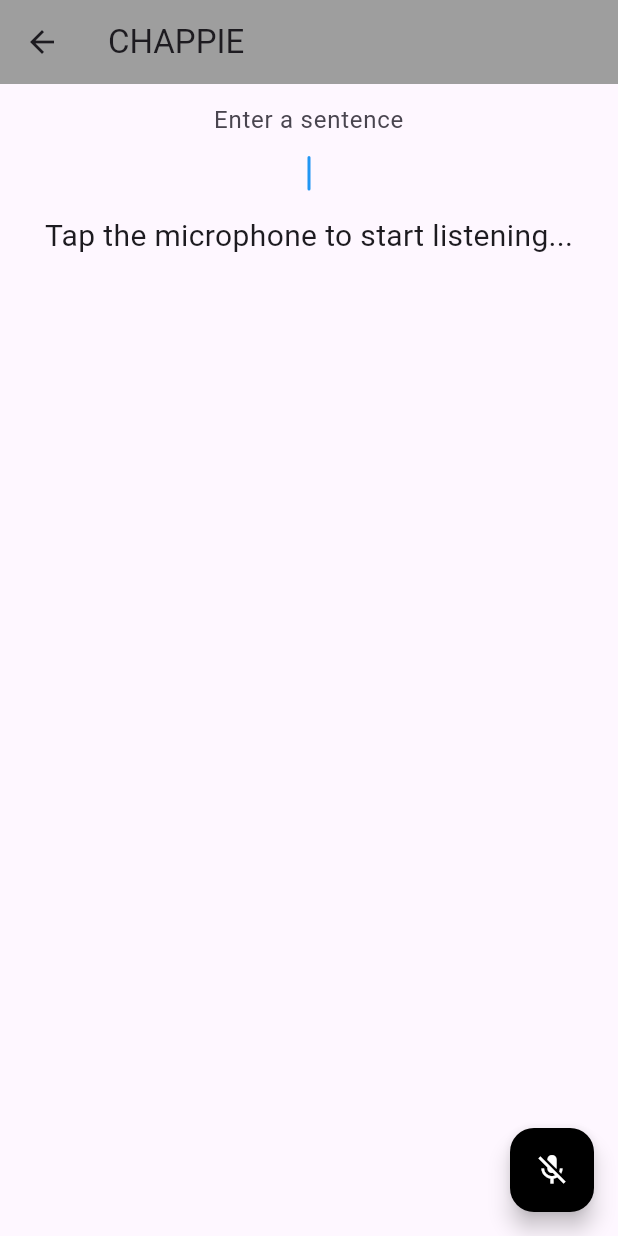
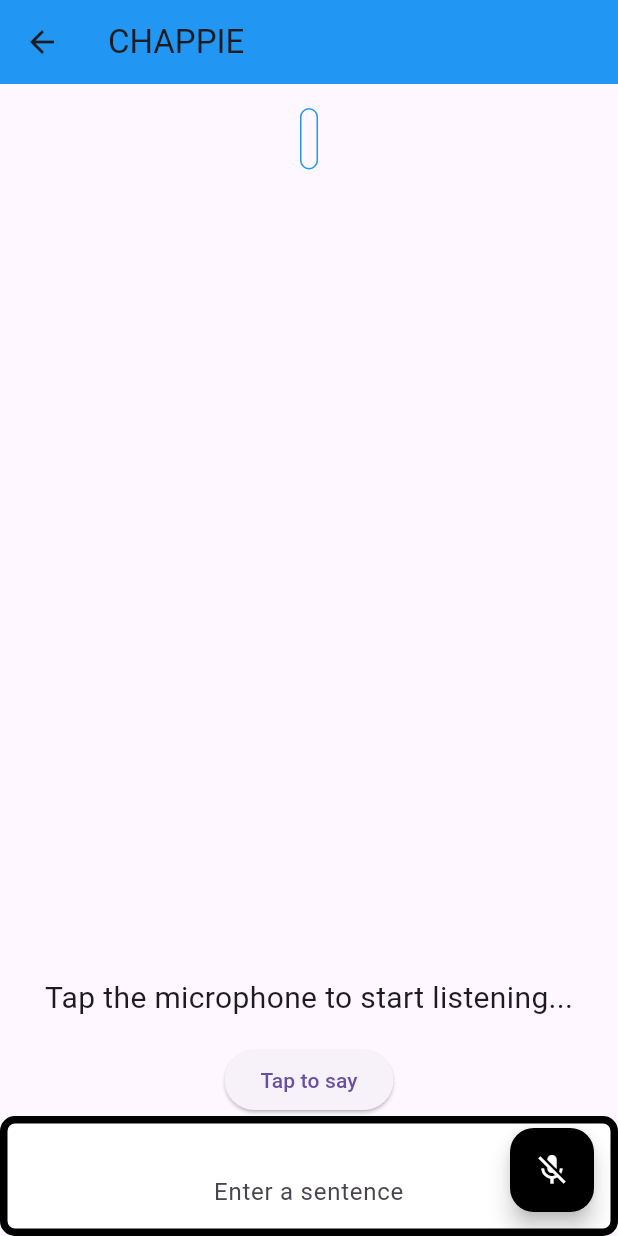
Before and after one commit to use-hunks/ai_conversation, a Flutter app: the screen it shows after launch, after a tap on "START", on a phone screen of 412 x 824 dp. Run offline on Flutter 3.47's test engine with Material 3 defaults, Android fonts, the phone set to English and light mode, and no system bars; our stand-ins replace flutter_dotenv, flutter_tts, speech_to_text; missing offline and left inert: chat_gpt_sdk.

Commit message:
Verified TTS

```diff
--- a/lib/main.dart
+++ b/lib/main.dart
@@ -36,18 +36,25 @@ class _MyHomePageState extends State<MyHomePage> {
     super.initState();
   }
 
-  late String userInput;
-
   @override
   Widget build(BuildContext context) {
     return Scaffold(
       appBar: AppBar(
+        backgroundColor: Colors.blue,
         title: Text(widget.title),
       ),
       body: Center(
         child: Column(
           mainAxisAlignment: MainAxisAlignment.center,
           children: <Widget>[
+            Text(
+              'Welcome to AI Conversation',
+              style: TextStyle(
+                fontSize: 24,
+                fontWeight: FontWeight.bold
+              ),
+            ),
+            SizedBox(height: 20,),
             ElevatedButton(
               child: Text('START'),
               onPressed: () {
@@ -58,6 +65,9 @@ class _MyHomePageState extends State<MyHomePage> {
                 );
               },
             ),
-            ])));
+          ]
+        )
+      )
+    );
   }
 }
--- a/lib/next_page.dart
+++ b/lib/next_page.dart
@@ -1,8 +1,8 @@
 import 'package:flutter/material.dart';
 import 'package:chat_gpt_sdk/chat_gpt_sdk.dart';
-import 'package:flutter/widgets.dart';
 import 'package:flutter_dotenv/flutter_dotenv.dart';
 import 'package:speech_to_text/speech_to_text.dart';
+import 'package:flutter_tts/flutter_tts.dart';
 
 class NextPage extends StatefulWidget {
   //initializer
@@ -16,6 +16,9 @@ class _NextPageState extends State<NextPage> {
   bool _speechEnabled = false;
   String _wordsSpoken = "";
   double _confidenceLevel = 0;
+
+  //tts
+  FlutterTts flutterTts = FlutterTts();
 
   //gpt
   late final String token;
@@ -39,24 +42,21 @@ class _NextPageState extends State<NextPage> {
     super.initState();
     initSpeech();
   }
-
+  //stt
   void initSpeech() async {
     _speechEnabled = await _speechToText.initialize(debugLogging: true);
     setState(() {});
   }
-
   void _startListening() async {
     await _speechToText.listen(onResult: _onSpeechResult);
     setState(() {
       _confidenceLevel = 0;
     });
   }
-
   void _stopListening() async {
     await _speechToText.stop();
     setState(() {});
   }
-
   void _onSpeechResult(result) {
     setState(() {
       _wordsSpoken = result.recognizedWords;
@@ -70,8 +70,7 @@ class _NextPageState extends State<NextPage> {
         model: GptTurboChatModel(),
         messages: [
           Messages(
-            role: Role.user,
-            content: input,
+            role: Role.user, content: input,
           ).toJson(),
         ],
         maxToken: 100,
@@ -81,47 +80,39 @@ class _NextPageState extends State<NextPage> {
       _response = response?.choices.last.message?.content ?? "";
     });
   }
+
+  //tts
+  void _speak(text) async {
+    await flutterTts.setLanguage("en-US");
+    await flutterTts.setPitch(1);
+    await flutterTts.setSpeechRate(0.9);//0~1
+    //await flutterTts.setVoice({"name": "en-us-x-sfg#male_1-local", "locale": "en-US"});
+    await flutterTts.speak(text);
+  }
+
   @override
   Widget build(BuildContext context) {
     return Scaffold(
       appBar: AppBar(
-          backgroundColor: Colors.grey,
+        backgroundColor: Colors.blue,
         title: Text('CHAPPIE'),
       ),
       body: Center(
         child: Column(
+          children: [
+            Expanded(
+              child: Column(
                 mainAxisAlignment: MainAxisAlignment.center,
                 children: <Widget>[
                   Container(
-                  child: TextField(
-                    textAlign: TextAlign.center,
-                    decoration: InputDecoration(
-                        border: InputBorder.none,
-                        hintText: 'Enter a sentence'
-                        ),
-                    onChanged: (text) {
-                      userInput = text;
-                    },
-                    onSubmitted: (text){
-                      _getChatGPTResponse(text);
-                    },
-                  ),
-                ),
-              Container(
+                    margin: EdgeInsets.all(16),
+                    padding: EdgeInsets.all(5),
                     decoration: BoxDecoration(
                       borderRadius: BorderRadius.circular(10),
                       border: Border.all(color: Colors.blue),
                     ),
-                child: Text(_response ?? ''),
-                      ),
-              Container(
-                padding: EdgeInsets.all(16),
                     child: Text(
-                  _speechToText.isListening
-                      ? "Listening..."
-                      : _speechEnabled
-                          ? "Tap the microphone to start listening..."
-                          : "Speech not available",
+                      _response ?? '',
                       style: TextStyle(fontSize: 20),
                     ),
                   ),
@@ -135,8 +126,9 @@ class _NextPageState extends State<NextPage> {
                           fontWeight: FontWeight.w300,
                         ),
                       ),
-              )),
-              if (_speechToText.isNotListening && _confidenceLevel > 0)
+                    )
+                  ),
+                  if(_speechToText.isNotListening && _confidenceLevel > 0)
                     Padding(
                       padding: const EdgeInsets.only(bottom: 100),
                       child: Text(
@@ -145,11 +137,54 @@ class _NextPageState extends State<NextPage> {
                           fontSize: 30,
                           fontWeight: FontWeight.w200,
                         ),
-                    )),
+                      )
+                    ),
+                  Container(
+                    padding: EdgeInsets.all(16),
+                    child: Text(
+                      _speechToText.isListening
+                        ? "Listening..."
+                        : _speechEnabled
+                          ? "Tap the microphone to start listening..."
+                          : "Speech not available",
+                      style: TextStyle(fontSize: 20),
+                    ),
+                  ),
+                  ElevatedButton(
+                    onPressed:() => _speak(_response),//ここに話したい言葉を入れる
+                    child: Text(
+                      "Tap to say",
+                    )
+                  )
+                ],
+              ),
+            ),
+            Container(
+              decoration: BoxDecoration(
+                borderRadius: BorderRadius.circular(10),
+                border: Border.all(color: Colors.black, width: 5),
+                color: Colors.white,
+              ),
+              height: 80,
+              alignment: Alignment.bottomCenter,
+              child: TextField(
+                textAlign: TextAlign.center,
+                decoration: InputDecoration(
+                  border: InputBorder.none, hintText: 'Enter a sentence'
+                ),
+                onChanged: (text) {
+                  userInput = text;
+                },
+                onSubmitted: (text) {
+                  _getChatGPTResponse(text);
+                },
+              ),
+            ),
           ],
         ),
       ),
       floatingActionButton: FloatingActionButton(
+        backgroundColor: Colors.black,
         onPressed:
             _speechToText.isListening ? _stopListening : _startListening,
         tooltip: 'Listen',
@@ -157,7 +192,7 @@ class _NextPageState extends State<NextPage> {
           _speechToText.isNotListening ? Icons.mic_off : Icons.mic,
           color: Colors.white,
         ),
-          backgroundColor: Colors.black,
-        ));
+      )
+    );
   }
 }
--- a/pubspec.yaml
+++ b/pubspec.yaml
@@ -40,6 +40,7 @@ dependencies:
   chat_gpt_sdk: ^3.0.7
   speech_to_text: ^6.6.1
   permission_handler: ^11.3.1
+  flutter_tts: ^4.0.2
 
 dev_dependencies:
   flutter_test:
```
Also changed, not shown: pubspec.lock, 4 other files. Lines whose indentation alone changed are shown as unchanged.
